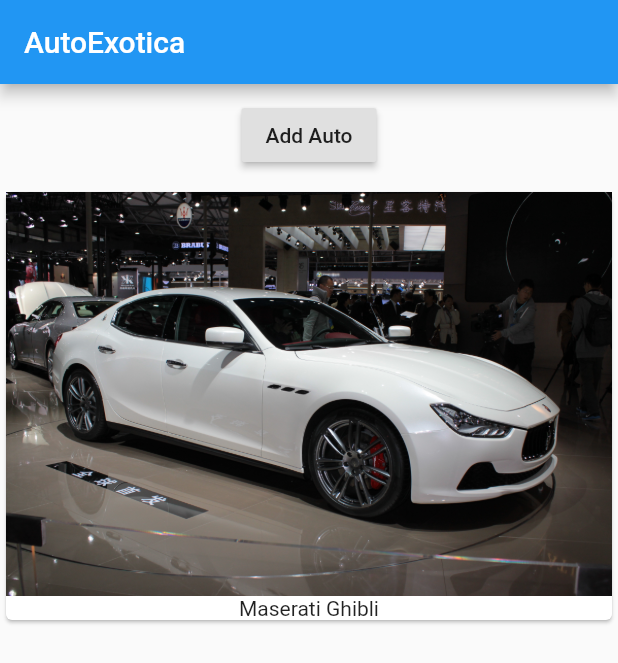
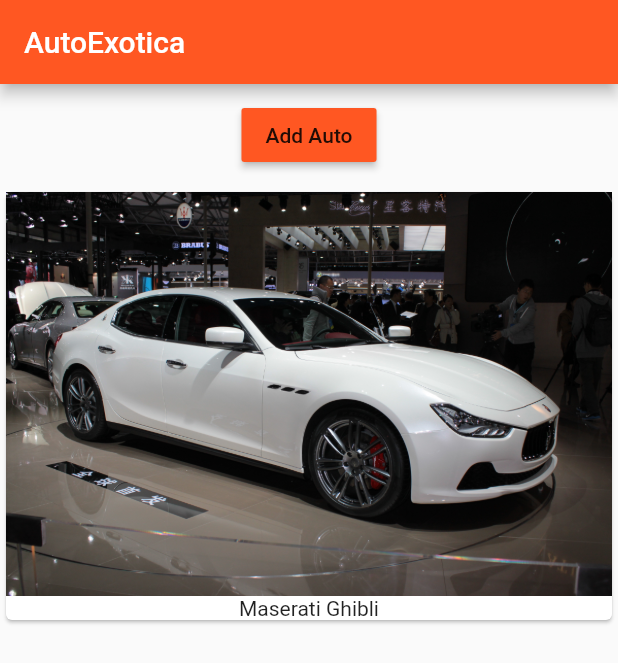
Before and after one commit to programmingjam/auto-exotica, a Flutter app: the screen it shows after launch, on a phone screen of 412 x 824 dp. Shown: the top 663 px of the screen. Run offline on Flutter 3.47's test engine with Material 2 defaults, Android fonts, the phone set to English and light mode, and no system bars.

Commit message:
added listView

```diff
--- a/lib/autos.dart
+++ b/lib/autos.dart
@@ -8,7 +8,7 @@ class Autos extends StatelessWidget {
   @override
   Widget build(BuildContext context) {
     // TODO: implement build
-    return Column(
+    return ListView(
       children: autos
           .map((element) => Card(
                 child: Column(
--- a/lib/autos_manager.dart
+++ b/lib/autos_manager.dart
@@ -30,6 +30,7 @@ class _AutosManagerState extends State<AutosManager> {
       Container(
         margin: EdgeInsets.all(10.0),
         child: RaisedButton(
+          color: Theme.of(context).primaryColor,
           onPressed: () {
             setState(() {
               _autos.add('Ghibli');
@@ -38,7 +39,8 @@ class _AutosManagerState extends State<AutosManager> {
           child: Text('Add Auto'),
         ),
       ),
-      Autos(_autos)
-    ]);
+     Expanded(child: Autos(_autos))
+    ]
+    );
   }
 }
--- a/lib/main.dart
+++ b/lib/main.dart
@@ -8,6 +8,10 @@ class App extends StatelessWidget {
   @override
   Widget build(BuildContext context) {
     return MaterialApp(
+      theme: ThemeData(
+        primarySwatch: Colors.deepOrange,
+        accentColor: Colors.deepPurple,
+      ),
       home: Scaffold(
         appBar: AppBar(
           title: Text('AutoExotica'),
```
